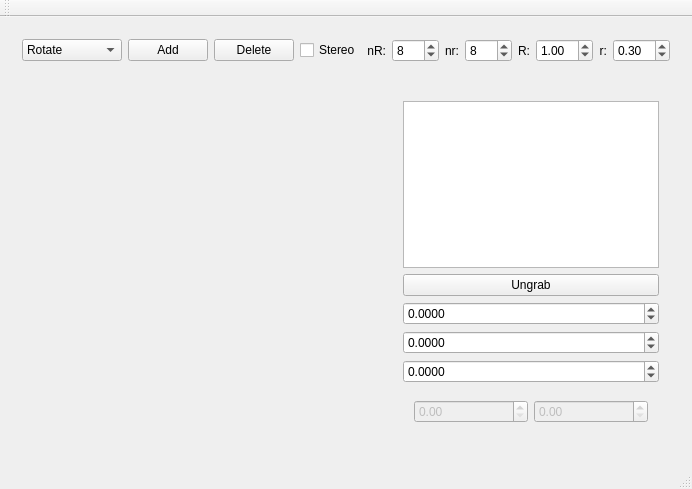
Old version of the form mainwindow.ui in the repository tamkderplar/MG1.
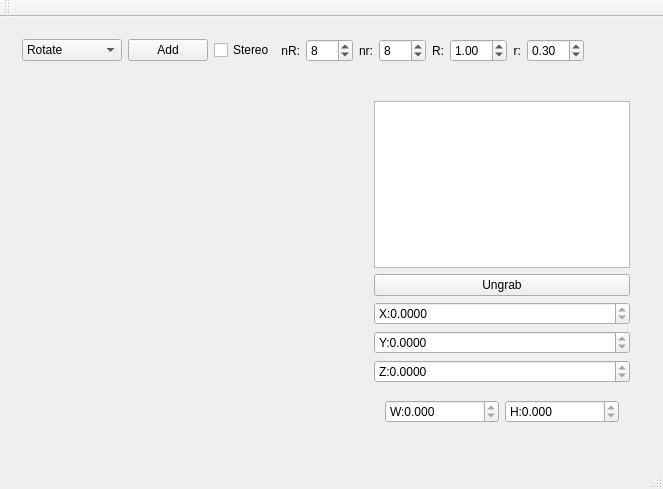
New version of the form. Custom widgets are drawn as their Qt base class.

Diff of the .ui file:
```diff
--- a/mainwindow.ui
+++ b/mainwindow.ui
@@ -60,16 +60,6 @@
          </property>
         </widget>
        </item>
-       <item>
-        <widget class="QPushButton" name="pb_DeleteObject">
-         <property name="text">
-          <string>Delete</string>
-         </property>
-         <property name="checked">
-          <bool>false</bool>
-         </property>
-        </widget>
-       </item>
        <item>
         <widget class="QCheckBox" name="cb_stereo">
          <property name="text">
@@ -226,6 +216,12 @@
           </item>
           <item>
            <widget class="QDoubleSpinBox" name="dsb_PointX">
+            <property name="readOnly">
+             <bool>true</bool>
+            </property>
+            <property name="prefix">
+             <string>X:</string>
+            </property>
             <property name="decimals">
              <number>4</number>
             </property>
@@ -239,6 +235,12 @@
           </item>
           <item>
            <widget class="QDoubleSpinBox" name="dsb_PointY">
+            <property name="readOnly">
+             <bool>true</bool>
+            </property>
+            <property name="prefix">
+             <string>Y:</string>
+            </property>
             <property name="decimals">
              <number>4</number>
             </property>
@@ -252,6 +254,12 @@
           </item>
           <item>
            <widget class="QDoubleSpinBox" name="dsb_PointZ">
+            <property name="readOnly">
+             <bool>true</bool>
+            </property>
+            <property name="prefix">
+             <string>Z:</string>
+            </property>
             <property name="decimals">
              <number>4</number>
             </property>
@@ -273,16 +281,34 @@
             </property>
             <layout class="QHBoxLayout" name="horizontalLayout_3">
              <item>
-              <widget class="QDoubleSpinBox" name="doubleSpinBox">
-               <property name="enabled">
-                <bool>false</bool>
+              <widget class="QDoubleSpinBox" name="dsb_ScreenX">
+               <property name="readOnly">
+                <bool>true</bool>
+               </property>
+               <property name="prefix">
+                <string>W:</string>
+               </property>
+               <property name="decimals">
+                <number>3</number>
+               </property>
+               <property name="minimum">
+                <double>-99.989999999999995</double>
                </property>
               </widget>
              </item>
              <item>
-              <widget class="QDoubleSpinBox" name="doubleSpinBox_2">
-               <property name="enabled">
-                <bool>false</bool>
+              <widget class="QDoubleSpinBox" name="dsb_ScreenY">
+               <property name="readOnly">
+                <bool>true</bool>
+               </property>
+               <property name="prefix">
+                <string>H:</string>
+               </property>
+               <property name="decimals">
+                <number>3</number>
+               </property>
+               <property name="minimum">
+                <double>-99.989999999999995</double>
                </property>
               </widget>
              </item>
```
Left out of the diff: 1 changed line with no effect on the pictures.
